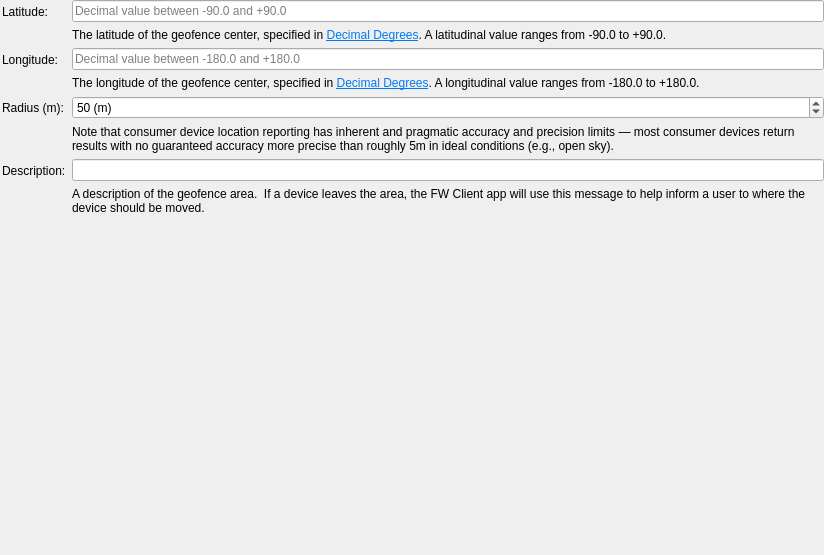
fw-dev/translations, file FWAdminLib/PolicyEditor/GeofenceForm.ui: the form before one commit.
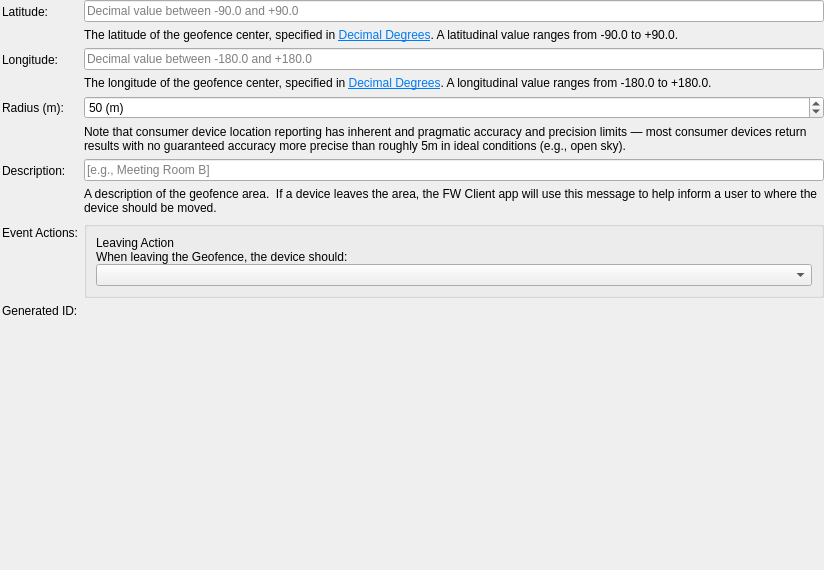
The form after the commit.

The edit to the form file:
```diff
--- a/FWAdminLib/PolicyEditor/GeofenceForm.ui
+++ b/FWAdminLib/PolicyEditor/GeofenceForm.ui
@@ -212,7 +212,11 @@
      <item row="5" column="1">
       <layout class="QVBoxLayout" name="vl_description">
        <item>
-        <widget class="QLineEdit" name="frm_description"/>
+        <widget class="QLineEdit" name="frm_description">
+         <property name="placeholderText">
+          <string>[e.g., Meeting Room B]</string>
+         </property>
+        </widget>
        </item>
        <item>
         <widget class="QLabel" name="lTip_desc_description">
@@ -241,6 +245,99 @@
        </item>
       </layout>
      </item>
+     <item row="6" column="0">
+      <widget class="QLabel" name="lbl_title_actions">
+       <property name="text">
+        <string>Event Actions:</string>
+       </property>
+       <property name="textInteractionFlags">
+        <set>Qt::TextBrowserInteraction</set>
+       </property>
+      </widget>
+     </item>
+     <item row="6" column="1">
+      <layout class="QVBoxLayout" name="vl_eventActions">
+       <item>
+        <widget class="QGroupBox" name="gb_eventActions">
+         <property name="sizePolicy">
+          <sizepolicy hsizetype="Expanding" vsizetype="Fixed">
+           <horstretch>0</horstretch>
+           <verstretch>0</verstretch>
+          </sizepolicy>
+         </property>
+         <property name="toolTip">
+          <string>Choose the actions a device should take when leaving a Geofence.</string>
+         </property>
+         <property name="title">
+          <string/>
+         </property>
+         <layout class="QVBoxLayout" name="vl_leavingAction">
+          <property name="spacing">
+           <number>0</number>
+          </property>
+          <item>
+           <widget class="QLabel" name="lbl_title_leaving">
+            <property name="text">
+             <string>Leaving Action</string>
+            </property>
+            <property name="wordWrap">
+             <bool>true</bool>
+            </property>
+            <property name="textInteractionFlags">
+             <set>Qt::TextBrowserInteraction</set>
+            </property>
+           </widget>
+          </item>
+          <item>
+           <widget class="QLabel" name="lTip_desc_leaving">
+            <property name="sizePolicy">
+             <sizepolicy hsizetype="Expanding" vsizetype="Fixed">
+              <horstretch>0</horstretch>
+              <verstretch>0</verstretch>
+             </sizepolicy>
+            </property>
+            <property name="text">
+             <string>When leaving the Geofence, the device should:</string>
+            </property>
+            <property name="wordWrap">
+             <bool>true</bool>
+            </property>
+            <property name="openExternalLinks">
+             <bool>true</bool>
+            </property>
+            <property name="textInteractionFlags">
+             <set>Qt::TextBrowserInteraction</set>
+            </property>
+           </widget>
+          </item>
+          <item>
+           <widget class="QComboBox" name="frm_leavingEvent"/>
+          </item>
+         </layout>
+        </widget>
+       </item>
+      </layout>
+     </item>
+     <item row="7" column="0">
+      <widget name="lTip_lbl_title_id" class="QLabel">
+       <property name="text">
+        <string>Generated ID:</string>
+       </property>
+       <property name="textInteractionFlags">
+        <set>Qt::TextBrowserInteraction</set>
+       </property>
+      </widget>
+     </item>
+     <item row="7" column="1">
+      <widget class="QLabel" name="lTip_lbl_id">
+       <property name="text">
+        <string/>
+       </property>
+       <property name="textInteractionFlags">
+        <set>Qt::TextBrowserInteraction</set>
+       </property>
+      </widget>
+     </item>
     </layout>
    </item>
    <item>
```
Left out of the diff: 6 changed lines with no effect on the pictures.
